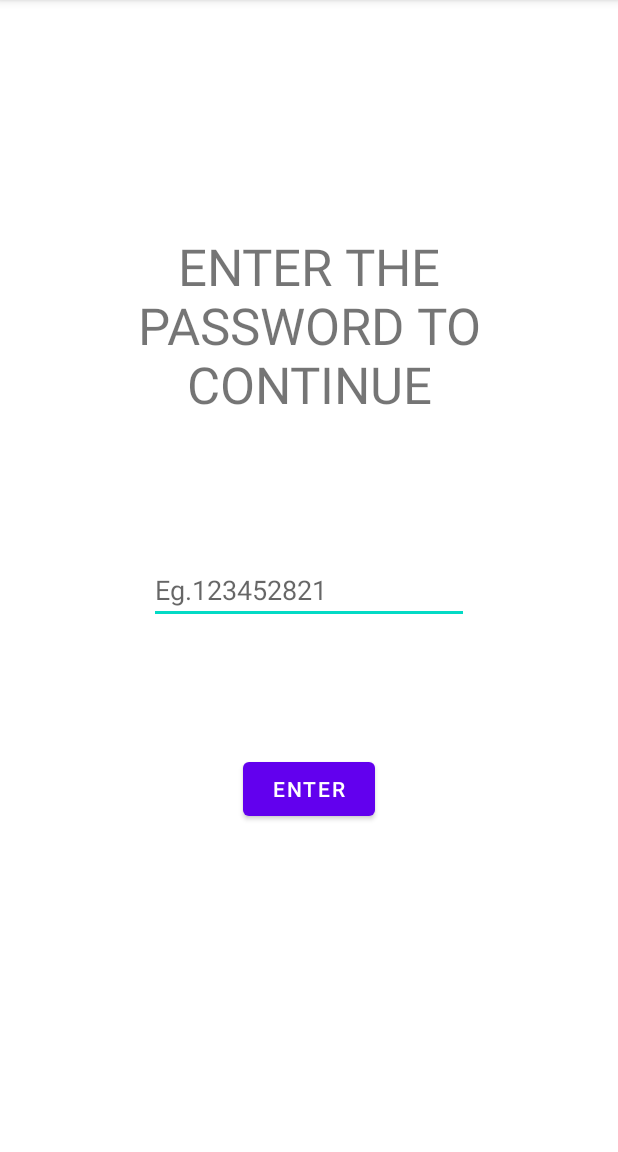
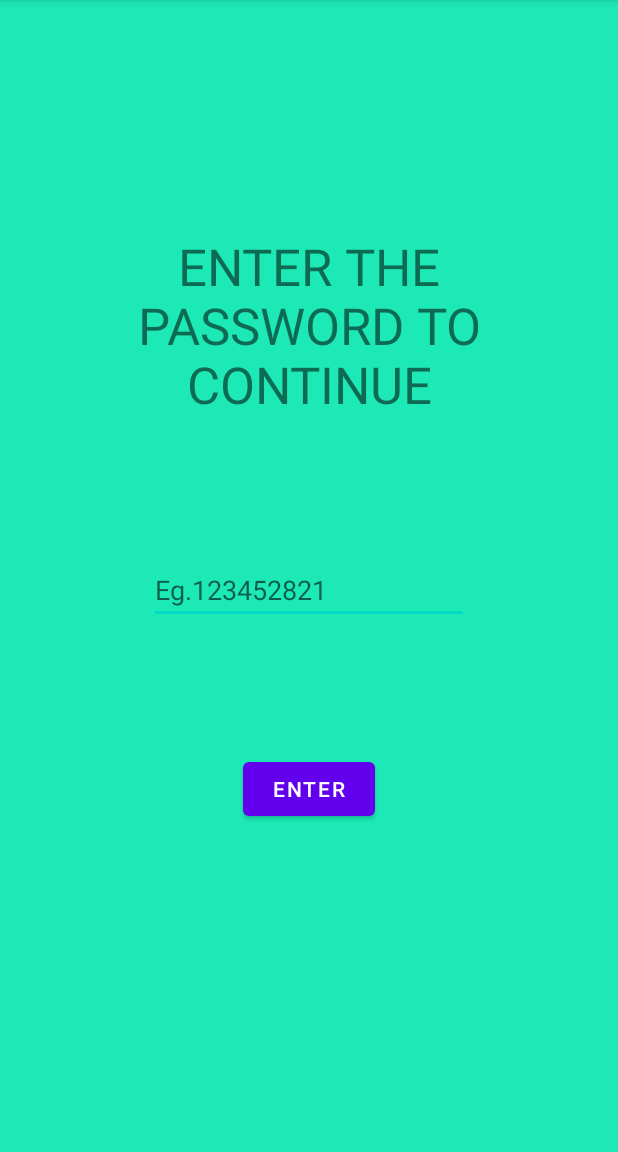
Before and after one commit to Shreygupta2002/NSP_BANK, an Android app: the Admin screen opened directly, with no data from a screen before it, on a phone screen of 412 x 824 dp, the part 84-1236 px from its top. Run offline under Robolectric (Android 15) with nearby library versions, the phone set to English and light mode, and no system bars.

Commit message:
Added color

```diff
--- a/app/src/main/res/layout/activity_admin.xml
+++ b/app/src/main/res/layout/activity_admin.xml
@@ -4,6 +4,7 @@
     xmlns:tools="http://schemas.android.com/tools"
     android:layout_width="match_parent"
     android:layout_height="match_parent"
+    android:background="#1DE9B6"
     tools:context=".Admin">
 
     <TextView
--- a/app/src/main/res/layout/activity_admin2.xml
+++ b/app/src/main/res/layout/activity_admin2.xml
@@ -4,6 +4,7 @@
     xmlns:tools="http://schemas.android.com/tools"
     android:layout_width="match_parent"
     android:layout_height="match_parent"
+    android:background="#1DE9B6"
     tools:context=".Admin1">
 
     <Button
--- a/app/src/main/res/layout/activity_main.xml
+++ b/app/src/main/res/layout/activity_main.xml
@@ -4,6 +4,7 @@
     xmlns:tools="http://schemas.android.com/tools"
     android:layout_width="match_parent"
     android:layout_height="match_parent"
+    android:background="#1DE9B6"
     tools:context=".MainActivity">
 
     <TextView
```
